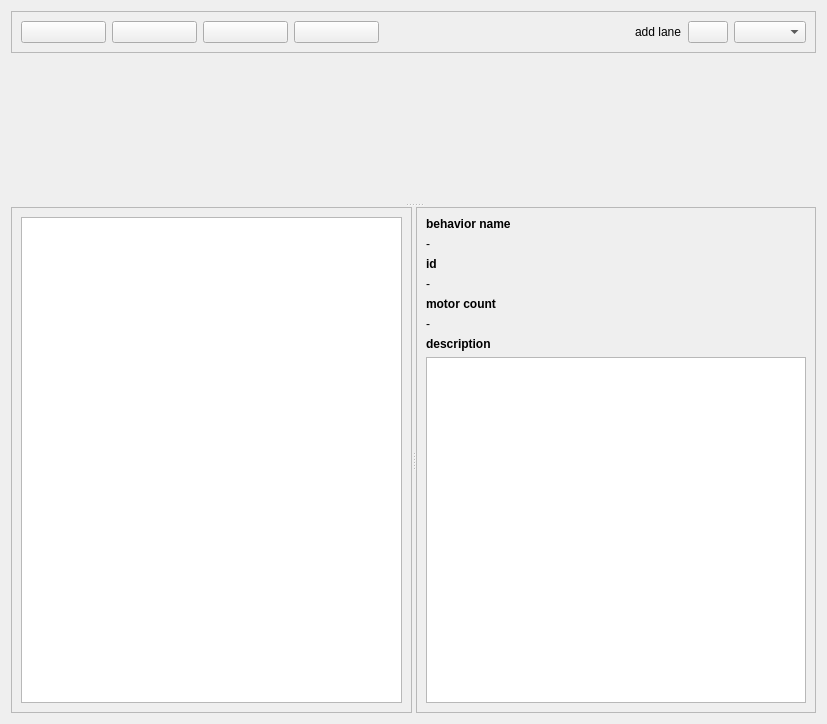
Qt form src/roboy_control/src/view/PlayerView/PlayerView.ui (letrend/roboy_control) before a commit.
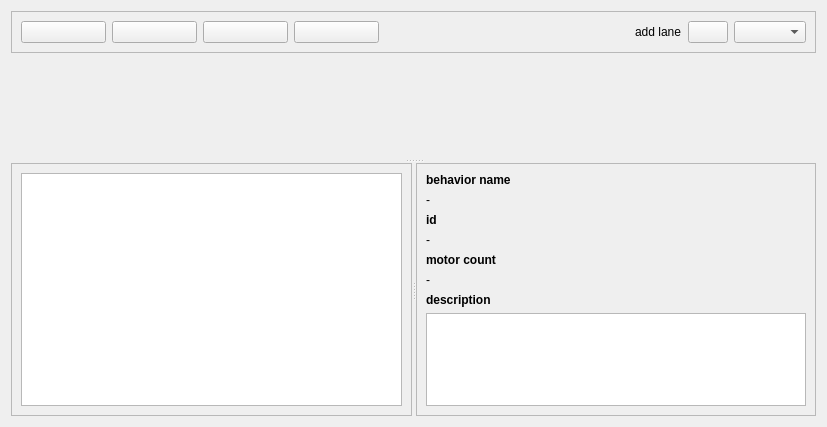
The same form after that commit. Icons and pictures are not drawn. Custom widgets are drawn as their Qt base class.

Commit message: Fixed some GUI size policies

```diff
--- a/src/roboy_control/src/view/PlayerView/PlayerView.ui
+++ b/src/roboy_control/src/view/PlayerView/PlayerView.ui
@@ -7,7 +7,7 @@
     <x>0</x>
     <y>0</y>
     <width>827</width>
-    <height>724</height>
+    <height>427</height>
    </rect>
   </property>
   <property name="windowTitle">
@@ -141,7 +141,7 @@
      </property>
      <widget class="MultiLaneView" name="multiLaneView" native="true">
       <property name="sizePolicy">
-       <sizepolicy hsizetype="Preferred" vsizetype="Preferred">
+       <sizepolicy hsizetype="Preferred" vsizetype="Expanding">
         <horstretch>0</horstretch>
         <verstretch>0</verstretch>
        </sizepolicy>
@@ -154,6 +154,12 @@
       </property>
      </widget>
      <widget class="QSplitter" name="splitter">
+      <property name="sizePolicy">
+       <sizepolicy hsizetype="Expanding" vsizetype="Minimum">
+        <horstretch>0</horstretch>
+        <verstretch>0</verstretch>
+       </sizepolicy>
+      </property>
       <property name="minimumSize">
        <size>
         <width>0</width>
```
Left out of the diff: 14 changed lines with no effect on the pictures.
